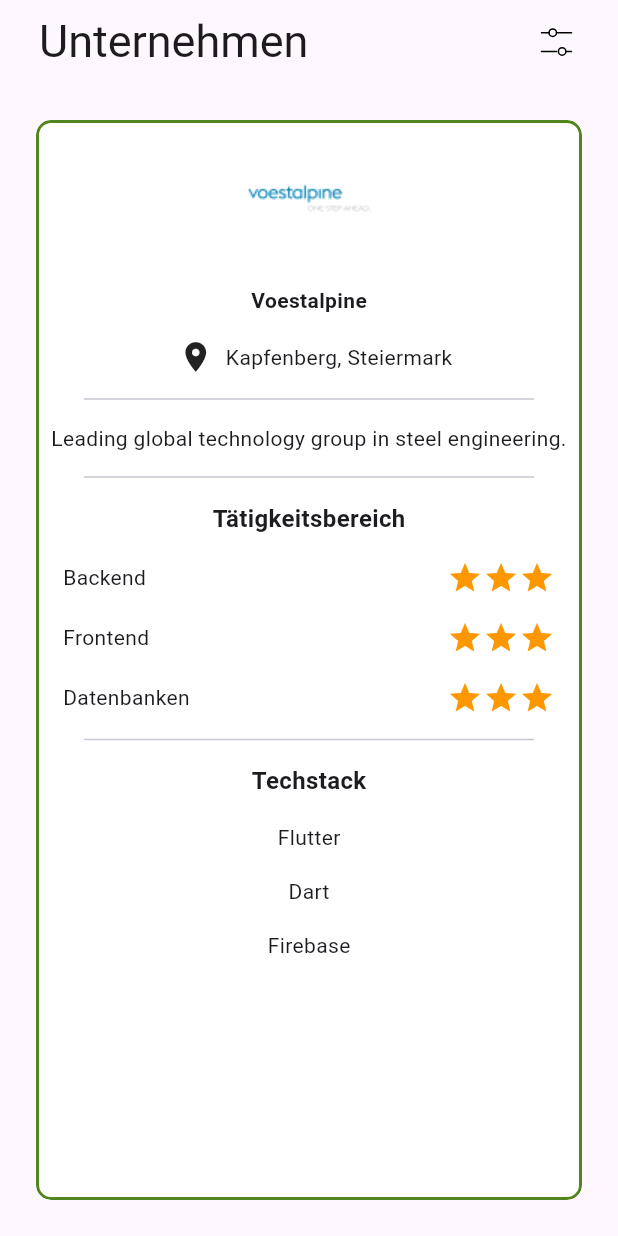
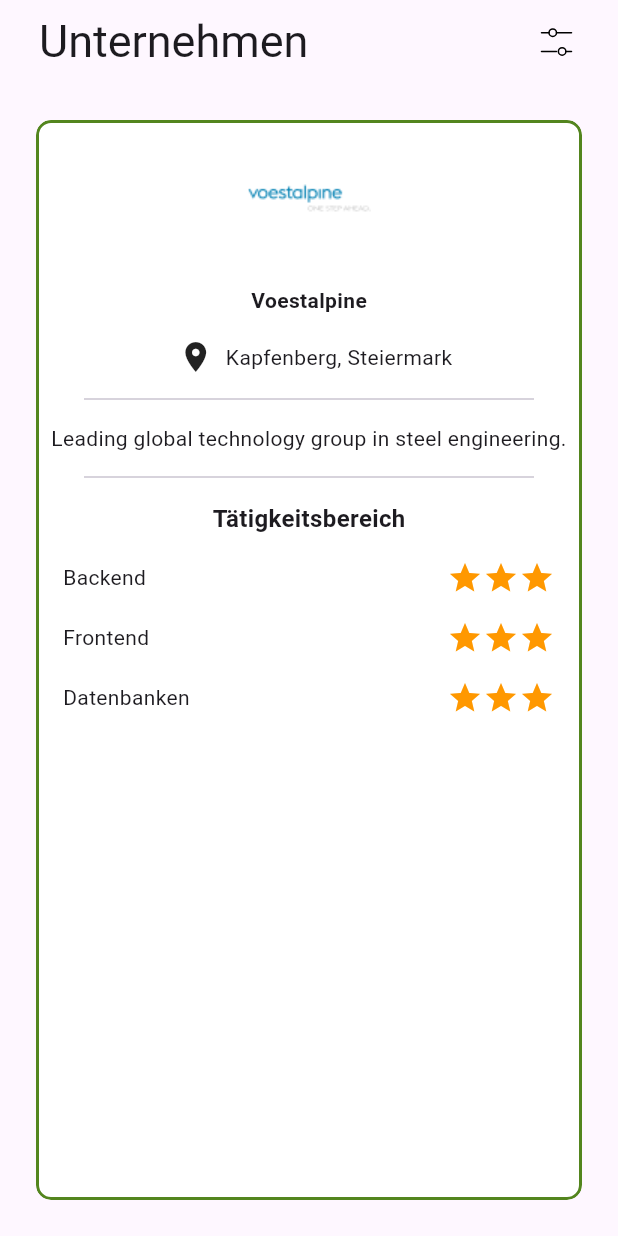
Before and after one commit to FH-JOANNEUM-MSD/dual-job-date-mobile, a Flutter app: the Companies screen opened directly, on a phone screen of 412 x 824 dp. Run offline on Flutter 3.47's test engine with Material 3 defaults, Android fonts, the phone set to English and light mode, and no system bars; our stand-ins replace animated_splash_screen, flutter_svg.

Commit message:
fixed UI bug

```diff
--- a/lib/tabs/companies.dart
+++ b/lib/tabs/companies.dart
@@ -54,6 +54,9 @@ class _CompaniesState extends State<Companies> {
     );
   }
 
+  //Consumer<CardProvider>(
+ // builder: (BuildContext context, CardProvider value, Widget? child) {
+
   @override
   Widget build(BuildContext context) {
     return Scaffold(
--- a/lib/widgets/swipe_ui/custom_swipe_card.dart
+++ b/lib/widgets/swipe_ui/custom_swipe_card.dart
@@ -27,12 +27,7 @@ class CustomSwipeCard extends StatelessWidget {
             _buildSectionTitle("Tätigkeitsbereich"),
             _buildFieldOfActivity("Backend"),
             _buildFieldOfActivity("Frontend"),
-            _buildFieldOfActivity("Datenbanken"),
-            _buildDivider(),
-            _buildSectionTitle("Techstack"),
-            _buildTech("Flutter"),
-            _buildTech("Dart"),
-            _buildTech("Firebase"),
+            _buildFieldOfActivity("Datenbanken")
           ],
         ),
       ),
```
